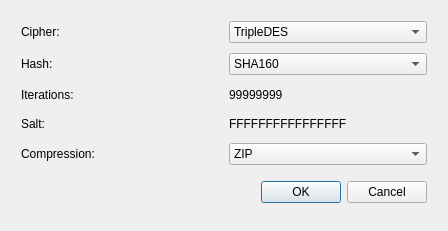
Above: qt_ui/file_properties_dialog.ui from evpo/EncryptPad before the change. Below: the same form after it.
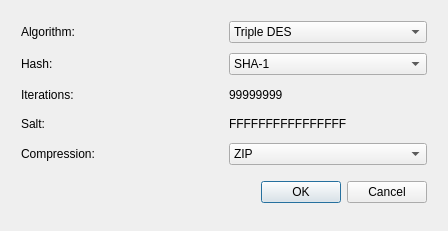
That is the form after the change.

The edit to the form file:
```diff
--- a/qt_ui/file_properties_dialog.ui
+++ b/qt_ui/file_properties_dialog.ui
@@ -52,7 +52,7 @@
      <item row="0" column="0">
       <widget class="QLabel" name="label">
        <property name="text">
-        <string>Cipher:</string>
+        <string>Algorithm:</string>
        </property>
        <property name="buddy">
         <cstring>uiCipherAlgo</cstring>
@@ -70,7 +70,7 @@
       <widget class="QComboBox" name="uiCipherAlgo">
        <item>
         <property name="text">
-         <string comment="2">TripleDES</string>
+         <string comment="2">Triple DES</string>
         </property>
        </item>
        <item>
@@ -128,7 +128,7 @@
       <widget class="QComboBox" name="uiHashAlgo">
        <item>
         <property name="text">
-         <string comment="2">SHA160</string>
+         <string comment="2">SHA-1</string>
         </property>
        </item>
        <item>
```
Left out of the diff: 6 changed lines with no effect on the pictures.
